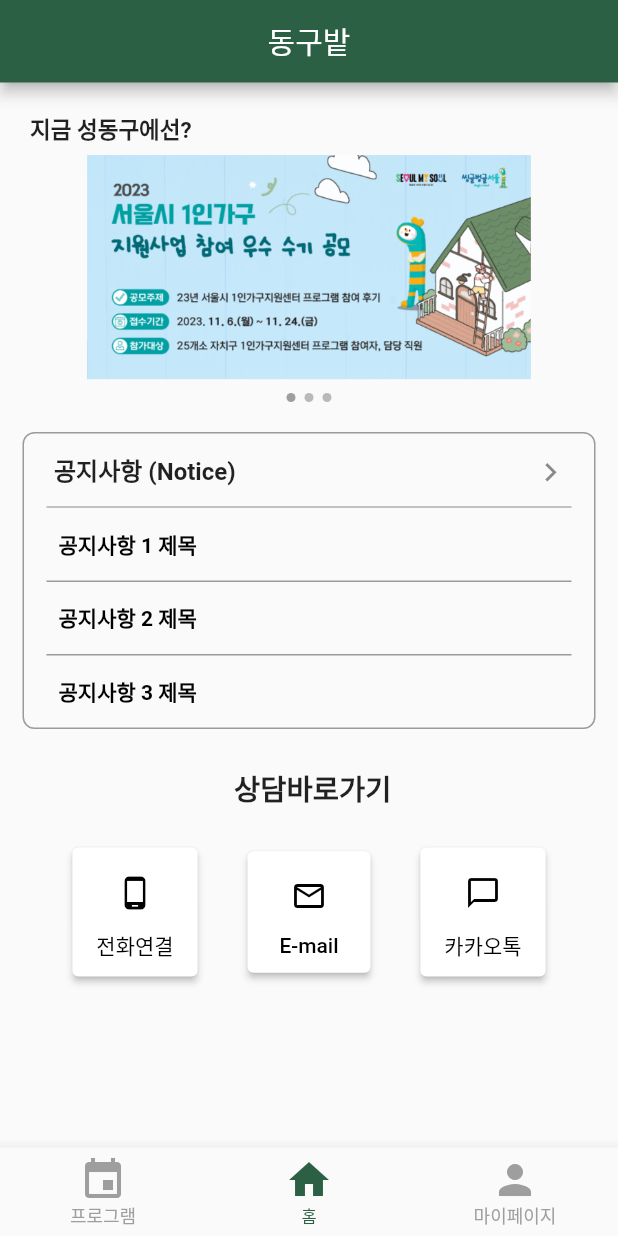
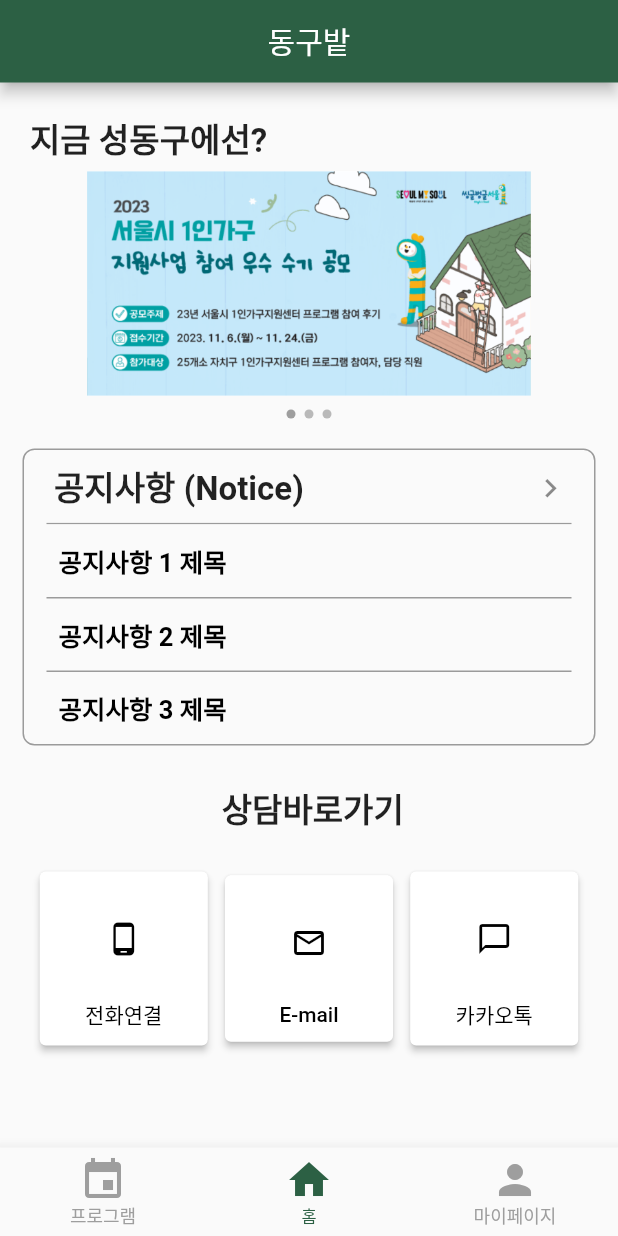
Before and after one commit to hyundo0328/DongguBat, a Flutter app: the MainPage screen opened directly, on a phone screen of 412 x 824 dp. Run offline on Flutter 3.47's test engine with Material 2 defaults, Android fonts, the phone set to English and light mode, and no system bars; our stand-ins replace carousel_slider, geolocator.

Commit message:
size수정

```diff
--- a/lib/screens/main_page.dart
+++ b/lib/screens/main_page.dart
@@ -85,7 +85,7 @@ class _MainPageState extends State<MainPage> {
                     '지금 성동구에선?',
                     textAlign: TextAlign.start,
                     style: TextStyle(
-                      fontSize: 15,
+                      fontSize: 22,
                       fontWeight: FontWeight.bold,
                     ),
                   ),
@@ -107,7 +107,7 @@ class _MainPageState extends State<MainPage> {
                           child: Text(
                             "공지사항 (Notice)",
                             style: TextStyle(
-                              fontSize: 16,
+                              fontSize: 22,
                               fontWeight: FontWeight.bold,
                             ),
                           ),
@@ -163,6 +163,7 @@ class _MainPageState extends State<MainPage> {
                               style: TextStyle(
                                 color: Colors.black,
                                 fontWeight: FontWeight.bold,
+                                fontSize: 17,
                               ),
                             ),
                           ),
@@ -194,6 +195,7 @@ class _MainPageState extends State<MainPage> {
                               style: TextStyle(
                                 color: Colors.black,
                                 fontWeight: FontWeight.bold,
+                                fontSize: 17,
                               ),
                             ),
                           ),
@@ -214,6 +216,7 @@ class _MainPageState extends State<MainPage> {
                             style: TextStyle(
                               color: Colors.black,
                               fontWeight: FontWeight.bold,
+                              fontSize: 17,
                             ),
                           ),
                         ),
@@ -231,7 +234,7 @@ class _MainPageState extends State<MainPage> {
                   child: Text(
                     '상담바로가기',
                     style: TextStyle(
-                      fontSize: 19,
+                      fontSize: 22,
                       fontWeight: FontWeight.bold,
                     ),
                   ),
@@ -253,8 +256,8 @@ class _MainPageState extends State<MainPage> {
                       children: [
                         SizedBox(height: 5),
                         Container(
-                            width: 50,
-                            height: 50,
+                            width: 80,
+                            height: 80,
                             decoration: BoxDecoration(
                               borderRadius: BorderRadius.circular(8.0),
                             ),
@@ -277,8 +280,8 @@ class _MainPageState extends State<MainPage> {
                       children: [
                         SizedBox(height: 5),
                         Container(
-                            width: 50,
-                            height: 50,
+                            width: 80,
+                            height: 80,
                             decoration: BoxDecoration(
                               borderRadius: BorderRadius.circular(8.0),
                             ),
@@ -301,8 +304,8 @@ class _MainPageState extends State<MainPage> {
                       children: [
                         SizedBox(height: 5),
                         Container(
-                            width: 50,
-                            height: 50,
+                            width: 80,
+                            height: 80,
                             decoration: BoxDecoration(
                               borderRadius: BorderRadius.circular(8.0),
                             ),
```
